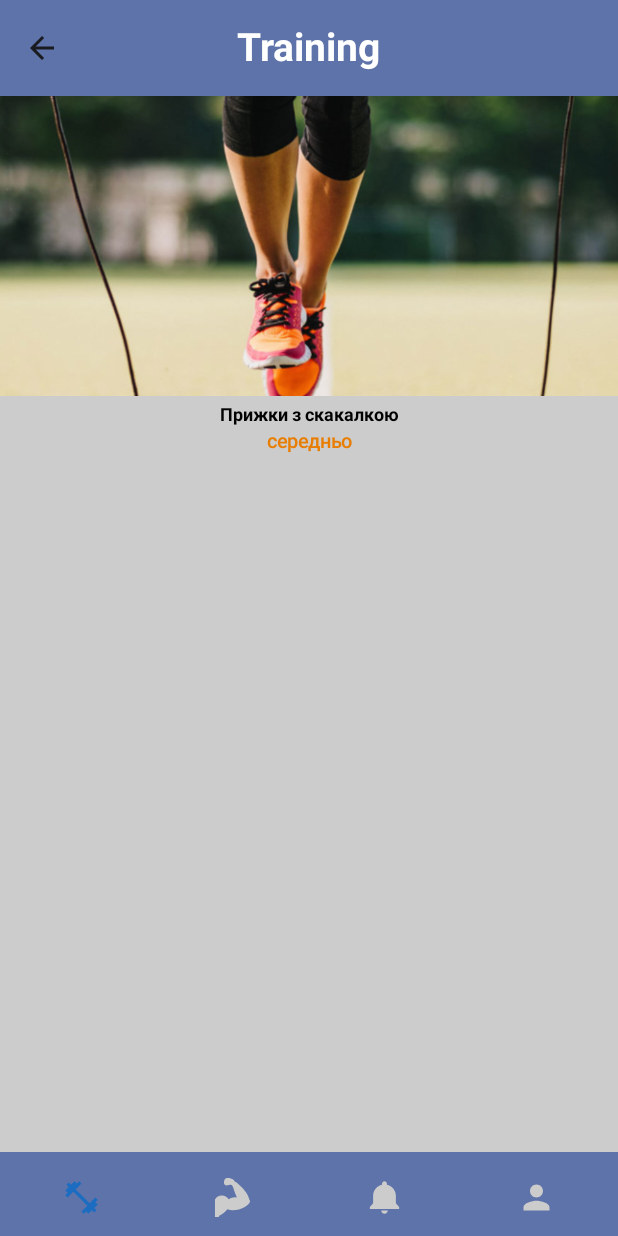
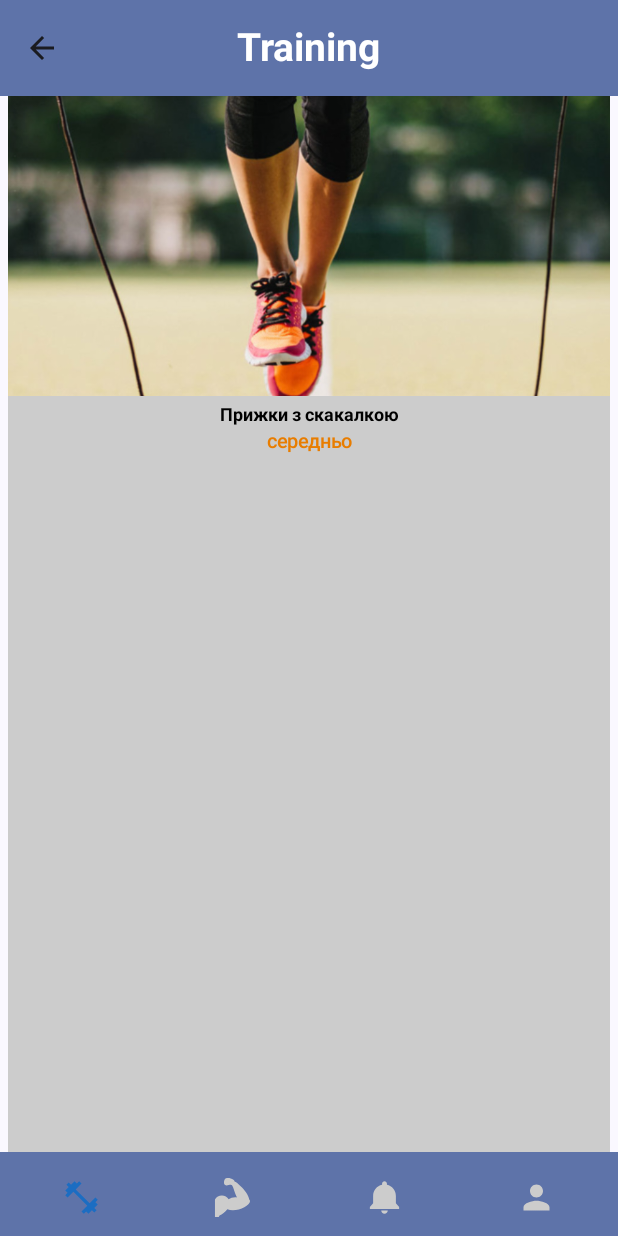
Before and after one commit to VladKyryliuk/FitApp, an Android app built with Jetpack Compose: the screen it shows after launch (MainActivity), after a tap on "Прижки з скакалкою", on a phone screen of 412 x 824 dp. Run offline under Robolectric (Android 15) with nearby library versions, the phone set to English and light mode, and no system bars; our stand-ins replace window size class.

Commit message:
first-commit

```diff
--- a/app/src/main/java/app/kyr/fitapp/screens/ExerciseDescription.kt
+++ b/app/src/main/java/app/kyr/fitapp/screens/ExerciseDescription.kt
@@ -3,17 +3,19 @@ package app.kyr.fitapp.screens
 import androidx.compose.foundation.layout.Box
 import androidx.compose.foundation.layout.Column
 import androidx.compose.foundation.layout.fillMaxSize
+import androidx.compose.foundation.layout.padding
 import androidx.compose.runtime.Composable
 import androidx.compose.runtime.MutableState
 import androidx.compose.ui.Alignment
 import androidx.compose.ui.Modifier
+import androidx.compose.ui.unit.dp
 import app.kyr.fitapp.component.DescriptionExercise
 import app.kyr.fitapp.data.Screens
 import app.kyr.fitapp.model.Exercise
 
 @Composable
 fun ExerciseDescription(selectedExercise:Exercise?) {
-    Box(modifier = Modifier.fillMaxSize()) {
+    Box(modifier = Modifier.fillMaxSize().padding(start = 5.dp, end = 5.dp)) {
         Column(
             modifier = Modifier
                 .fillMaxSize()
--- a/app/src/main/java/app/kyr/fitapp/screens/MyTraining.kt
+++ b/app/src/main/java/app/kyr/fitapp/screens/MyTraining.kt
@@ -49,7 +49,7 @@ fun MyTraining(
     selectedExercise:MutableState<Exercise?>,
     selectedExercise2:MutableState<Exercise?>
     ) {
-    Box(modifier = Modifier.fillMaxSize()) {
+    Box(modifier = Modifier.fillMaxSize().padding(top = 10.dp,start = 45.dp, end = 10.dp)) {
         Column(
             modifier = Modifier
                 .fillMaxSize()
--- a/app/src/main/java/app/kyr/fitapp/screens/Training.kt
+++ b/app/src/main/java/app/kyr/fitapp/screens/Training.kt
@@ -50,7 +50,7 @@ fun Training(
 
      ) {
 
-        Box(modifier = Modifier.fillMaxSize()) {
+        Box(modifier = Modifier.fillMaxSize().padding(top = 10.dp,start = 10.dp, end = 10.dp)) {
             Column(
                 modifier = Modifier
                     .fillMaxSize()
--- a/app/src/main/java/app/kyr/fitapp/service/NavigationService.kt
+++ b/app/src/main/java/app/kyr/fitapp/service/NavigationService.kt
@@ -60,8 +60,8 @@ fun navigateBasedOnWindowSizeReturn(windowSize: WindowSizeClass): Int {
         }
         windowSize.widthSizeClass == WindowWidthSizeClass.Medium -> {
             when (windowSize.heightSizeClass) {
-                WindowHeightSizeClass.Medium -> 4
-                WindowHeightSizeClass.Expanded -> 4
+                WindowHeightSizeClass.Medium -> 3
+                WindowHeightSizeClass.Expanded -> 3
                 else -> 0
             }
         }
```
Also changed, not shown: app/src/main/java/app/kyr/fitapp/Navigations/Navigation.kt (+4 -3 lines), app/src/main/java/app/kyr/fitapp/app/FitApp.kt (+6 -5 lines).
